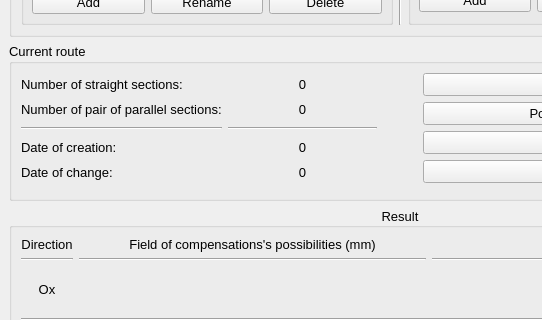
anhptvolga/route-cal, file route-calc/wmain.ui: the form before one commit; both pictures show x 0 to 542 and y 125 to 445 of the 800 by 600 pixel window.
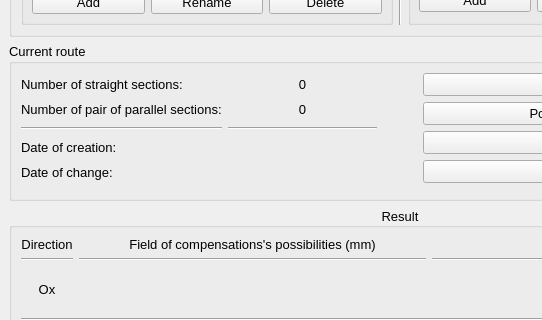
The form after the commit.

Commit message: ui: show creation and last change date time

The edit to the form file:
```diff
--- a/route-calc/wmain.ui
+++ b/route-calc/wmain.ui
@@ -272,7 +272,7 @@
             </sizepolicy>
            </property>
            <property name="text">
-            <string>0</string>
+            <string/>
            </property>
            <property name="alignment">
             <set>Qt::AlignCenter</set>
@@ -295,7 +295,7 @@
             </sizepolicy>
            </property>
            <property name="text">
-            <string>0</string>
+            <string/>
            </property>
            <property name="alignment">
             <set>Qt::AlignCenter</set>
```
The commit also changes 1 other file.
